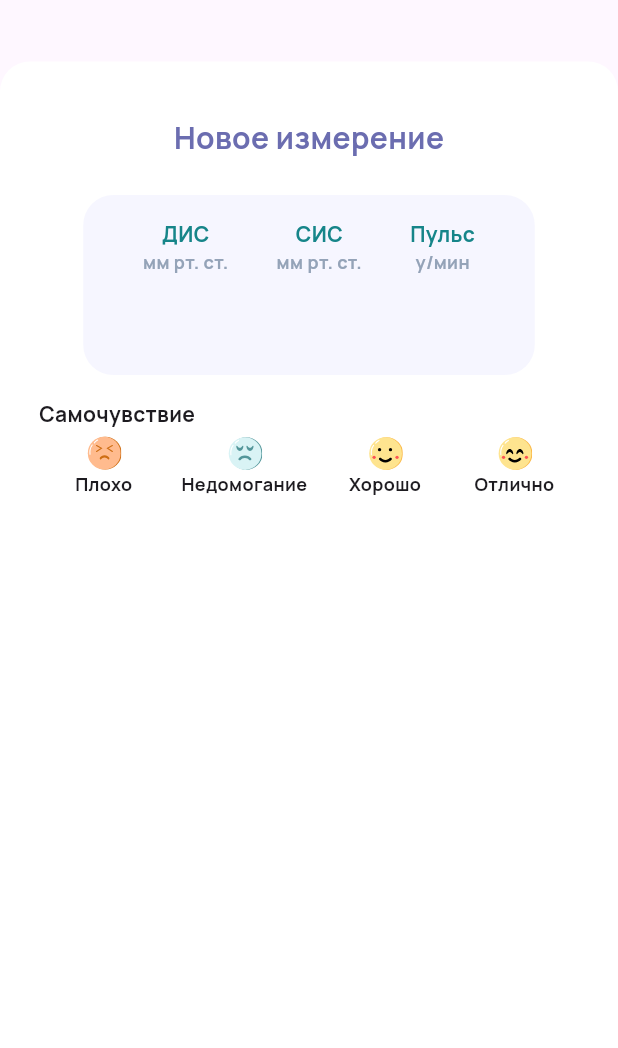
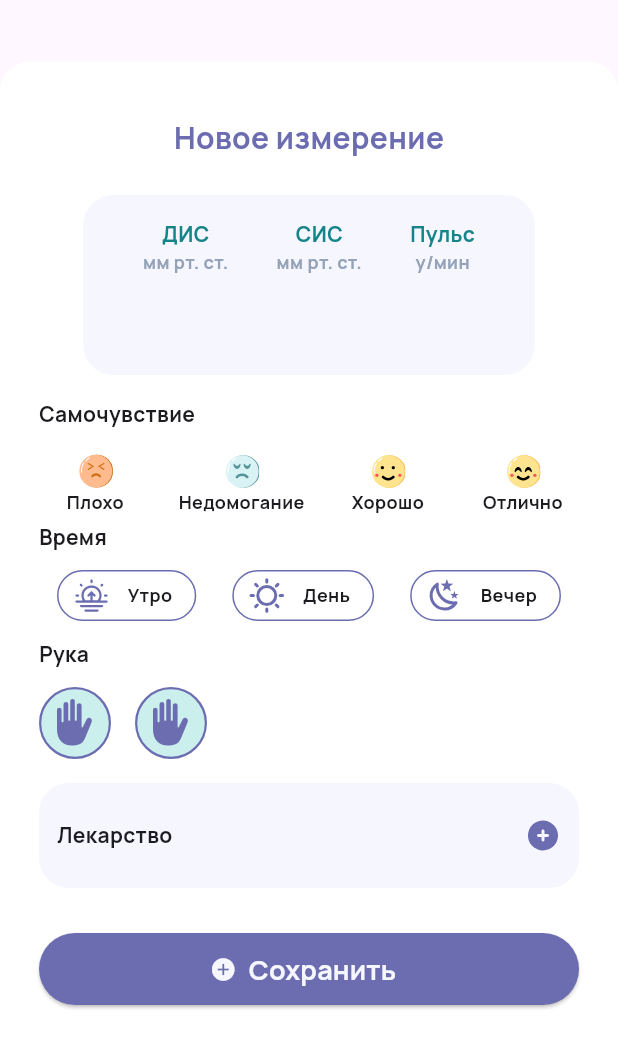
Before and after one commit to siblapin/Health_app, a Flutter app: the AddBottomSheet widget shown alone on an empty page, opened directly, on a phone screen of 412 x 824 dp. Shown: the top 1048 px of the screen. Run offline on Flutter 3.47's test engine with Material 3 defaults, Android fonts, the phone set to English and light mode, and no system bars; our stand-ins replace flutter_svg.

Commit message:
v0.06 UI

```diff
--- a/lib/screnns/home_screen/button_add_home_screen.dart
+++ b/lib/screnns/home_screen/button_add_home_screen.dart
@@ -53,13 +53,47 @@ class AddBottomSheet extends StatelessWidget {
                 child: Text("Новое измерение",
                     style: TextStyle(color: color_100, fontSize: 20)),
               ),
+              const InputOfIndicators(),
+              const HealthCondition(),
+              const TimesOfDay(),
+              const Hand(),
+              const Medicine(),
               Container(
+                width: double.infinity,
+                height: 48,
+                child: ElevatedButton.icon(
+                  style: ButtonStyle(
+                      backgroundColor: WidgetStatePropertyAll(color_100)),
+                  onPressed: () {},
+                  icon: Icon(Icons.add_circle, color: bg),
+                  label: Text(
+                    "Сохранить",
+                    style: TextStyle(color: bg, fontSize: 18),
+                  ),
+                ),
+              ),
+            ],
+          ),
+        ),
+      ),
+    );
+  }
+}
+
+//Блок ввод показателей СИС ДИД ПУЛЬС
+class InputOfIndicators extends StatelessWidget {
+  const InputOfIndicators({
+    super.key,
+  });
+
+  @override
+  Widget build(BuildContext context) {
+    return Container(
       margin: const EdgeInsets.only(top: 24, bottom: 16),
       width: 301,
       height: 120,
       decoration: BoxDecoration(
-                    color: bg,
-                    borderRadius: const BorderRadius.all(Radius.circular(20))),
+          color: bg, borderRadius: const BorderRadius.all(Radius.circular(20))),
       child: Padding(
         padding: const EdgeInsets.only(right: 20, left: 20, top: 16),
         child: Row(
@@ -67,9 +101,7 @@ class AddBottomSheet extends StatelessWidget {
           children: [
             Column(
               children: [
-                          Text("ДИС",
-                              style:
-                                  TextStyle(fontSize: 14, color: text_color2)),
+                Text("ДИС", style: TextStyle(fontSize: 14, color: text_color2)),
                 Text("мм рт. ст.",
                     style: TextStyle(fontSize: 12, color: color_40)),
               ],
@@ -77,9 +109,7 @@ class AddBottomSheet extends StatelessWidget {
             const SizedBox(width: 32),
             Column(
               children: [
-                          Text("CИС",
-                              style:
-                                  TextStyle(fontSize: 14, color: text_color2)),
+                Text("CИС", style: TextStyle(fontSize: 14, color: text_color2)),
                 Text("мм рт. ст.",
                     style: TextStyle(fontSize: 12, color: color_40)),
               ],
@@ -88,25 +118,35 @@ class AddBottomSheet extends StatelessWidget {
             Column(
               children: [
                 Text("Пульс",
-                              style:
-                                  TextStyle(fontSize: 14, color: text_color2)),
-                          Text("у/мин",
-                              style: TextStyle(fontSize: 12, color: color_40)),
+                    style: TextStyle(fontSize: 14, color: text_color2)),
+                Text("у/мин", style: TextStyle(fontSize: 12, color: color_40)),
               ],
             ),
           ],
         ),
       ),
-              ),
-              Column(children: [
+    );
+  }
+}
+
+//Блок самочувствие
+class HealthCondition extends StatelessWidget {
+  const HealthCondition({
+    super.key,
+  });
+
+  @override
+  Widget build(BuildContext context) {
+    return Column(children: [
       const SizedBox(
           width: double.infinity,
           child: Text(
             "Самочувствие",
             textAlign: TextAlign.start,
           )),
+      const SizedBox(height: 12),
       Row(
-                  mainAxisAlignment: MainAxisAlignment.spaceAround,
+        mainAxisAlignment: MainAxisAlignment.spaceBetween,
         children: [
           SizedBox(
             width: 75,
@@ -114,8 +154,7 @@ class AddBottomSheet extends StatelessWidget {
             child: Column(
               children: [
                 const SizedBox(height: 4),
-                          SvgPicture.asset('assets/icons/bad.svg',
-                              height: 24, width: 24),
+                SvgPicture.asset('assets/icons/bad.svg', height: 24, width: 24),
                 const Text("Плохо", style: TextStyle(fontSize: 12))
               ],
             ),
@@ -127,8 +166,7 @@ class AddBottomSheet extends StatelessWidget {
                 const SizedBox(height: 4),
                 SvgPicture.asset('assets/icons/depression.svg',
                     height: 24, width: 24),
-                          const Text("Недомогание",
-                              style: TextStyle(fontSize: 12))
+                const Text("Недомогание", style: TextStyle(fontSize: 12))
               ])),
           SizedBox(
             width: 75,
@@ -156,11 +194,144 @@ class AddBottomSheet extends StatelessWidget {
           )
         ],
       )
-              ])
+    ]);
+  }
+}
+
+//Блок время суток
+class TimesOfDay extends StatelessWidget {
+  const TimesOfDay({
+    super.key,
+  });
+
+  @override
+  Widget build(BuildContext context) {
+    return Column(children: [
+      const SizedBox(
+          width: double.infinity,
+          child: Text(
+            "Время",
+            textAlign: TextAlign.start,
+          )),
+      const SizedBox(height: 12),
+      Row(
+        mainAxisAlignment: MainAxisAlignment.spaceAround,
+        children: [
+          Container(
+            padding:
+                const EdgeInsets.only(left: 10, right: 15, top: 4, bottom: 4),
+            decoration: BoxDecoration(
+                borderRadius: const BorderRadius.all(Radius.circular(20)),
+                border: Border.all(color: color_100)),
+            child: Row(
+              children: [
+                SvgPicture.asset('assets/icons/morning.svg',
+                    height: 24, width: 24),
+                const SizedBox(width: 12),
+                const Text("Утро", style: TextStyle(fontSize: 12))
               ],
             ),
           ),
+          Container(
+            padding:
+                const EdgeInsets.only(left: 10, right: 15, top: 4, bottom: 4),
+            decoration: BoxDecoration(
+                borderRadius: const BorderRadius.all(Radius.circular(20)),
+                border: Border.all(color: color_100)),
+            child: Row(
+              children: [
+                SvgPicture.asset('assets/icons/day.svg', height: 24, width: 24),
+                const SizedBox(width: 12),
+                const Text("День", style: TextStyle(fontSize: 12))
+              ],
             ),
+          ),
+          Container(
+            padding:
+                const EdgeInsets.only(left: 10, right: 15, top: 4, bottom: 4),
+            decoration: BoxDecoration(
+                borderRadius: const BorderRadius.all(Radius.circular(20)),
+                border: Border.all(color: color_100)),
+            child: Row(
+              children: [
+                SvgPicture.asset('assets/icons/night.svg',
+                    height: 24, width: 24),
+                const SizedBox(width: 12),
+                const Text("Вечер", style: TextStyle(fontSize: 12))
+              ],
+            ),
+          ),
+        ],
+      ),
+      const SizedBox(height: 12),
+    ]);
+  }
+}
+
+//Блок время суток
+class Hand extends StatelessWidget {
+  const Hand({
+    super.key,
+  });
+
+  @override
+  Widget build(BuildContext context) {
+    return Column(children: [
+      const SizedBox(
+          width: double.infinity,
+          child: Text(
+            "Рука",
+            textAlign: TextAlign.start,
+          )),
+      const SizedBox(height: 12),
+      Row(
+        mainAxisAlignment: MainAxisAlignment.start,
+        children: [
+          SizedBox(
+            width: 48,
+            height: 48,
+            child: SvgPicture.asset('assets/icons/ion_hand-right.svg',
+                height: 24, width: 24),
+          ),
+          const SizedBox(width: 16),
+          SizedBox(
+            width: 48,
+            height: 48,
+            child: SvgPicture.asset('assets/icons/ion_hand-right.svg',
+                height: 24, width: 24),
+          ),
+        ],
+      )
+    ]);
+  }
+}
+
+//Блок ввод показателей СИС ДИД ПУЛЬС
+class Medicine extends StatelessWidget {
+  const Medicine({
+    super.key,
+  });
+
+  @override
+  Widget build(BuildContext context) {
+    return Container(
+      margin: const EdgeInsets.only(top: 16, bottom: 30),
+      width: double.infinity,
+      height: 70,
+      decoration: BoxDecoration(
+          color: bg, borderRadius: const BorderRadius.all(Radius.circular(20))),
+      child: Padding(
+          padding: const EdgeInsets.only(right: 12, left: 12),
+          child: Row(
+            mainAxisAlignment: MainAxisAlignment.spaceBetween,
+            children: [
+              const Text("Лекарство"),
+              SizedBox(
+                child: SvgPicture.asset('assets/icons/eva_plus-circle-fill.svg',
+                    height: 24, width: 24),
+              )
+            ],
+          )),
     );
   }
 }
```
Also changed, not shown: assets/icons/eva_plus-circle-fill.svg (added), assets/icons/ion_hand-right.svg (added). Lines whose indentation alone changed are shown as unchanged.
